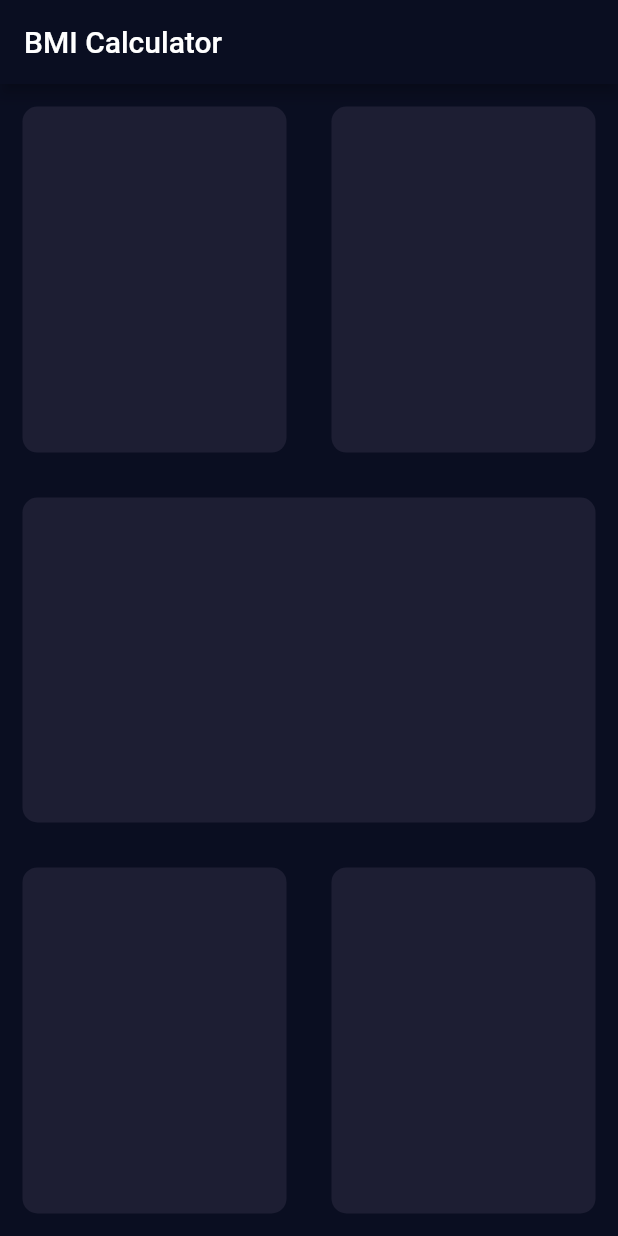
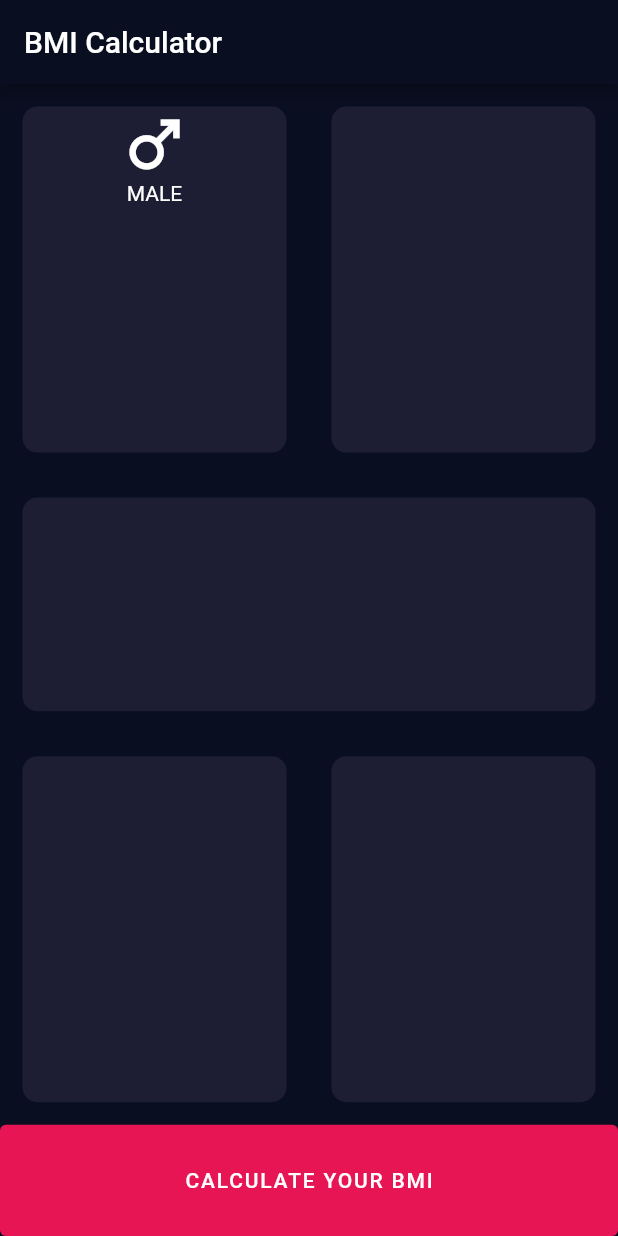
Before and after one commit to mdrabbihossen/BMI-calculator, a Flutter app: the screen it shows after launch, on a phone screen of 412 x 824 dp. Run offline on Flutter 3.47's test engine with Material 2 defaults, Android fonts, the phone set to English and light mode, and no system bars.

Commit message:
custom button added

```diff
--- /dev/null
+++ b/lib/constants/widgets/custom_button.dart
@@ -0,0 +1,20 @@
+import 'package:flutter/material.dart';
+
+Widget customButton(
+        {required String text,
+        required VoidCallback onPressed,
+        required BuildContext context}) =>
+    ElevatedButton(
+      style: ElevatedButton.styleFrom(
+          primary: Color(0xffe81555),
+          elevation: 0,
+          minimumSize: Size(
+            double.infinity,
+            MediaQuery.of(context).size.height * 0.09,
+          )),
+      onPressed: onPressed,
+      child: Text(
+        text,
+        style: TextStyle(letterSpacing: 1.2),
+      ),
+    );
--- a/lib/views/home/screens/home_screen.dart
+++ b/lib/views/home/screens/home_screen.dart
@@ -1,4 +1,5 @@
 import 'package:bmi_calculator/constants/colors.dart';
+import 'package:bmi_calculator/constants/widgets/custom_button.dart';
 import 'package:bmi_calculator/views/home/widgets/custom_card.dart';
 import 'package:flutter/material.dart';
 
@@ -22,16 +23,44 @@ class _HomeScreenState extends State<HomeScreen> {
         children: [
           Row(
             children: [
-              customCard(context: context, child: Container()),
-              customCard(context: context, child: Container()),
+              customCard(
+                context: context,
+                child: Column(
+                  children: [
+                    // male icon and text
+                    Icon(Icons.male, size: 50),
+                    Text(
+                      'MALE',
+                    )
+                  ],
+                ),
+              ),
+              customCard(
+                context: context,
+                child: Container(),
+              ),
             ],
           ),
-          customCard(context: context, child: Container()),
+          customCard(
+            context: context,
+            child: Container(),
+          ),
           Row(
             children: [
-              customCard(context: context, child: Container()),
-              customCard(context: context, child: Container()),
+              customCard(
+                context: context,
+                child: Container(),
+              ),
+              customCard(
+                context: context,
+                child: Container(),
+              ),
             ],
+          ),
+          customButton(
+            context: context,
+            text: 'Calculate Your BMI'.toUpperCase(),
+            onPressed: () {},
           )
         ],
       ),
--- a/pubspec.yaml
+++ b/pubspec.yaml
@@ -34,6 +34,7 @@ dependencies:
   # The following adds the Cupertino Icons font to your application.
   # Use with the CupertinoIcons class for iOS style icons.
   cupertino_icons: ^1.0.2
+
 
 dev_dependencies:
   flutter_test:
```
